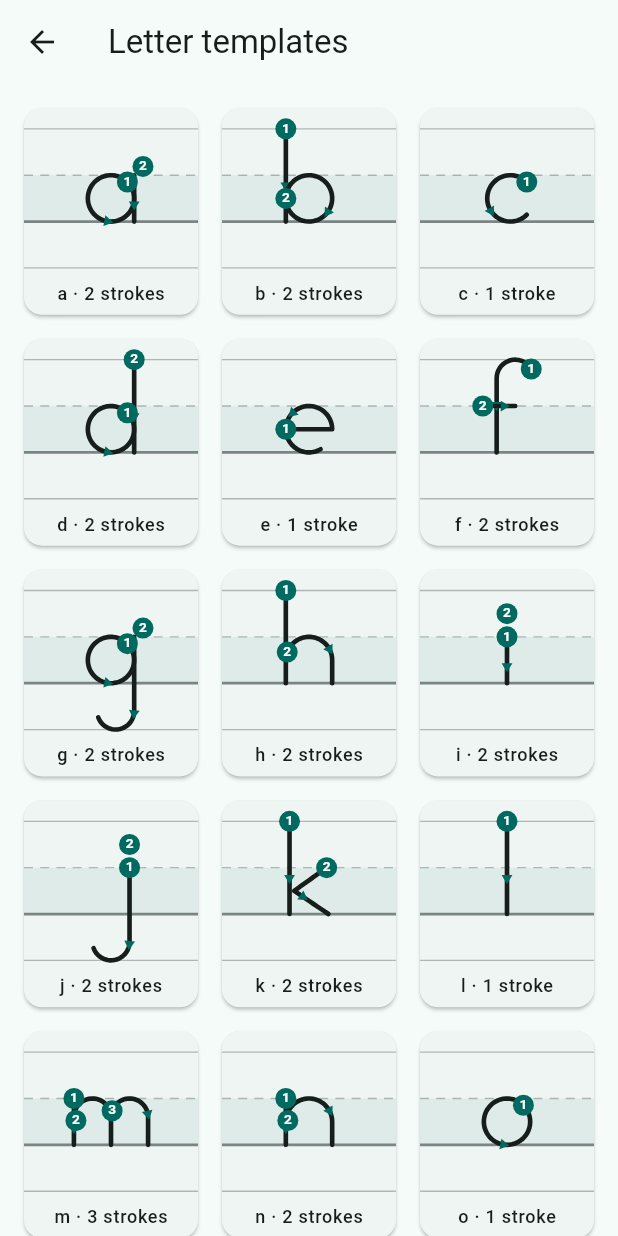
After one commit to Abdelhadi-Wael/Dysgraphia, a Flutter app: the screen it shows after launch, after a tap on "Letter templates", on a phone screen of 412 x 824 dp. The commit adds this screen. Run offline on Flutter 3.47's test engine with Material 3 defaults, Android fonts, the phone set to English and light mode, and no system bars; our stand-ins replace flutter_riverpod, material_ui.

Commit message:
feat: add letter gallery with stroke order hints

```diff
--- a/lib/features/home/home_page.dart
+++ b/lib/features/home/home_page.dart
@@ -3,6 +3,7 @@ import 'package:material_ui/material_ui.dart';
 import '../assessment/assessment_page.dart';
 import '../canvas/canvas_playground_page.dart';
 import '../export/drawing_exporter.dart';
+import '../templates/letter_gallery_page.dart';
 
 /// Start screen. Simple for now; the real home (practice, progress) comes later.
 class HomePage extends StatefulWidget {
@@ -78,6 +79,15 @@ class _HomePageState extends State<HomePage> {
                 ),
                 child: const Text('Canvas test'),
               ),
+              const SizedBox(height: 8),
+              OutlinedButton(
+                onPressed: () => Navigator.of(context).push(
+                  MaterialPageRoute<void>(
+                    builder: (_) => const LetterGalleryPage(),
+                  ),
+                ),
+                child: const Text('Letter templates'),
+              ),
             ],
           ),
         ),
--- /dev/null
+++ b/lib/features/templates/letter_gallery_page.dart
@@ -0,0 +1,57 @@
+import 'package:material_ui/material_ui.dart';
+
+import '../canvas/canvas_playground_page.dart';
+import 'letter_template_view.dart';
+import 'letter_templates.dart';
+
+/// All letter templates with their stroke order. Tap one to trace it.
+/// Mainly for reviewing the templates; later reused for the "watch" step.
+class LetterGalleryPage extends StatelessWidget {
+  const LetterGalleryPage({super.key});
+
+  @override
+  Widget build(BuildContext context) {
+    final text = Theme.of(context).textTheme;
+    final letters = latinLowercase.values.toList();
+    return Scaffold(
+      appBar: AppBar(title: const Text('Letter templates')),
+      body: GridView.builder(
+        padding: const EdgeInsets.all(12),
+        gridDelegate: const SliverGridDelegateWithMaxCrossAxisExtent(
+          maxCrossAxisExtent: 150,
+          mainAxisSpacing: 8,
+          crossAxisSpacing: 8,
+          childAspectRatio: 0.85,
+        ),
+        itemCount: letters.length,
+        itemBuilder: (context, i) {
+          final t = letters[i];
+          return Card(
+            key: Key('letter-${t.letter}'),
+            clipBehavior: Clip.antiAlias,
+            child: InkWell(
+              onTap: () => Navigator.of(context).push(
+                MaterialPageRoute<void>(
+                  builder: (_) => CanvasPlaygroundPage(letter: t.letter),
+                ),
+              ),
+              child: Column(
+                children: [
+                  Expanded(child: LetterTemplateView(template: t)),
+                  Padding(
+                    padding: const EdgeInsets.only(bottom: 6),
+                    child: Text(
+                      '${t.letter} · ${t.strokeCount} '
+                      '${t.strokeCount == 1 ? 'stroke' : 'strokes'}',
+                      style: text.labelMedium,
+                    ),
+                  ),
+                ],
+              ),
+            ),
+          );
+        },
+      ),
+    );
+  }
+}
--- /dev/null
+++ b/lib/features/templates/letter_template_view.dart
@@ -0,0 +1,168 @@
+import 'dart:math' as math;
+
+import 'package:material_ui/material_ui.dart';
+
+import '../../core/models/guide_geometry.dart';
+import '../../core/models/stroke.dart';
+import '../canvas/guide_lines.dart';
+import 'letter_templates.dart';
+
+/// Draws a letter template on guide lines with stroke-order hints: a
+/// numbered dot where each stroke starts and an arrow showing its direction.
+/// This is what a child sees to learn how a letter is written.
+class LetterTemplateView extends StatelessWidget {
+  const LetterTemplateView({super.key, required this.template});
+
+  final LetterTemplate template;
+
+  @override
+  Widget build(BuildContext context) {
+    final scheme = Theme.of(context).colorScheme;
+    return CustomPaint(
+      size: Size.infinite,
+      painter: _TemplatePainter(
+        template,
+        ink: scheme.onSurface,
+        hint: scheme.primary,
+        onHint: scheme.onPrimary,
+        guide: scheme.outline,
+        zone: scheme.primary,
+      ),
+    );
+  }
+}
+
+class _TemplatePainter extends CustomPainter {
+  _TemplatePainter(
+    this.template, {
+    required this.ink,
+    required this.hint,
+    required this.onHint,
+    required this.guide,
+    required this.zone,
+  });
+
+  final LetterTemplate template;
+  final Color ink, hint, onHint, guide, zone;
+
+  @override
+  void paint(Canvas canvas, Size size) {
+    final g = GuideGeometry(size);
+    final unit = g.unit;
+    paintGuideLines(
+      canvas,
+      size,
+      g,
+      guideColor: guide,
+      zoneColor: zone,
+      scale: 0.6,
+    );
+
+    // Centre the letter horizontally; y follows the guide lines.
+    final left = size.width / 2 - template.width / 2 * unit;
+    Offset px(StrokePoint p) =>
+        Offset(left + p.x * unit, g.baselineY + p.y * unit);
+
+    final inkPaint = Paint()
+      ..color = ink
+      ..strokeWidth = math.max(2, unit * 0.05)
+      ..style = PaintingStyle.stroke
+      ..strokeCap = StrokeCap.round
+      ..strokeJoin = StrokeJoin.round;
+    final strokes = template.drawing.strokes;
+
+    for (final s in strokes) {
+      if (s.points.length == 1) {
+        canvas.drawCircle(
+          px(s.start),
+          inkPaint.strokeWidth,
+          Paint()..color = ink,
+        );
+        continue;
+      }
+      final path = Path()..moveTo(px(s.start).dx, px(s.start).dy);
+      for (final p in s.points.skip(1)) {
+        path.lineTo(px(p).dx, px(p).dy);
+      }
+      canvas.drawPath(path, inkPaint);
+      _arrow(canvas, s, px, unit);
+    }
+
+    // Numbered start dots last, so they sit on top.
+    final r = math.max(7.0, unit * 0.07);
+    final placed = <Offset>[];
+    for (var i = 0; i < strokes.length; i++) {
+      final c = _clearOf(placed, px(strokes[i].start), r);
+      placed.add(c);
+      canvas.drawCircle(c, r, Paint()..color = hint);
+      final label = TextPainter(
+        text: TextSpan(
+          text: '${i + 1}',
+          style: TextStyle(
+            color: onHint,
+            fontSize: r * 1.3,
+            fontWeight: FontWeight.bold,
+          ),
+        ),
+        textDirection: TextDirection.ltr,
+      )..layout();
+      label.paint(canvas, c - Offset(label.width / 2, label.height / 2));
+    }
+  }
+
+  /// Moves a badge away from earlier ones it would cover (e.g. "a", where the
+  /// circle and the line start close together), so every number stays
+  /// readable. Earlier badges keep their exact start points.
+  static Offset _clearOf(List<Offset> placed, Offset c, double r) {
+    final minGap = r * 2.1;
+    for (final p in placed) {
+      final d = c - p;
+      if (d.distance >= minGap) continue;
+      final dir = d.distance > 0
+          ? d / d.distance
+          : const Offset(1, -1) / math.sqrt2;
+      c = p + dir * minGap;
+    }
+    return c;
+  }
+
+  /// Arrowhead about 60% along the stroke, pointing the way it is written.
+  void _arrow(
+    Canvas canvas,
+    Stroke s,
+    Offset Function(StrokePoint) px,
+    double unit,
+  ) {
+    final target = s.length * 0.6;
+    var travelled = 0.0;
+    for (var i = 1; i < s.points.length; i++) {
+      travelled += s.points[i - 1].distanceTo(s.points[i]);
+      if (travelled < target) continue;
+      final from = px(s.points[math.max(0, i - 2)]);
+      final to = px(s.points[math.min(s.points.length - 1, i + 1)]);
+      final d = to - from;
+      if (d.distance == 0) return;
+      final dir = d / d.distance;
+      final normal = Offset(-dir.dy, dir.dx);
+      final size = math.max(6.0, unit * 0.09);
+      final tip = px(s.points[i]) + dir * size * 0.6;
+      final path = Path()
+        ..moveTo(tip.dx, tip.dy)
+        ..lineTo(
+          (tip - dir * size + normal * size * 0.6).dx,
+          (tip - dir * size + normal * size * 0.6).dy,
+        )
+        ..lineTo(
+          (tip - dir * size - normal * size * 0.6).dx,
+          (tip - dir * size - normal * size * 0.6).dy,
+        )
+        ..close();
+      canvas.drawPath(path, Paint()..color = hint);
+      return;
+    }
+  }
+
+  @override
+  bool shouldRepaint(_TemplatePainter old) =>
+      old.template != template || old.ink != ink || old.hint != hint;
+}
```
Also changed, not shown: 1 other file.
